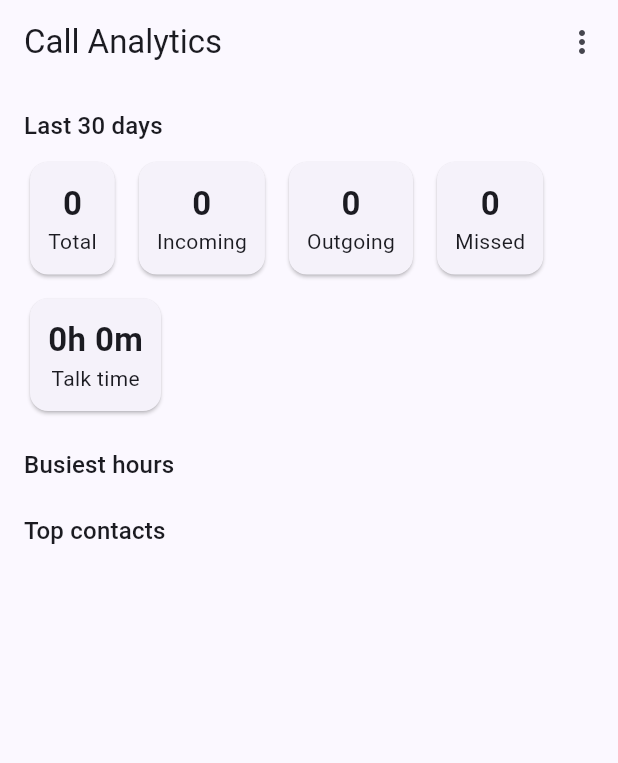
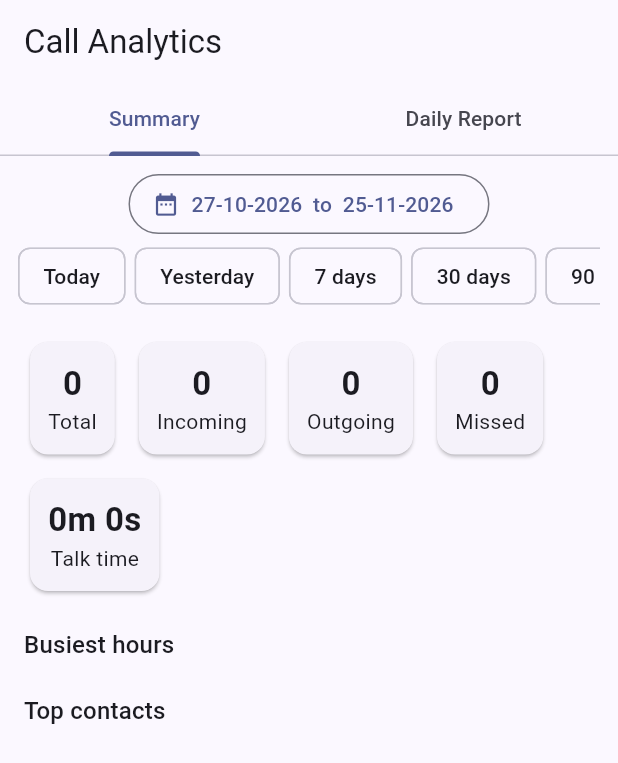
Before and after one commit to suniljena7july-collab/call-analytics, a Flutter app: the screen it shows after launch, on a phone screen of 412 x 824 dp. Shown: the top 763 px of the screen. Run offline on Flutter 3.47's test engine with Material 3 defaults, Android fonts, the phone set to English and light mode, and no system bars; our stand-ins replace permission_handler; missing offline and left inert: call_log.

Commit message:
Update main.dart

```diff
--- a/lib/main.dart
+++ b/lib/main.dart
@@ -23,11 +23,16 @@ class Home extends StatefulWidget {
 class _HomeState extends State<Home> {
   List<CallLogEntry> calls = [];
   bool loading = true, denied = false;
-  int days = 30;
+  late DateTimeRange range;
 
   @override
   void initState() {
     super.initState();
+    final now = DateTime.now();
+    range = DateTimeRange(
+      start: DateTime(now.year, now.month, now.day).subtract(const Duration(days: 29)),
+      end: DateTime(now.year, now.month, now.day),
+    );
     load();
   }
 
@@ -38,15 +43,108 @@ class _HomeState extends State<Home> {
       setState(() { denied = true; loading = false; });
       return;
     }
-    final from = DateTime.now().subtract(Duration(days: days)).millisecondsSinceEpoch;
-    final entries = await CallLog.query(dateFrom: from);
+    final from = range.start.millisecondsSinceEpoch;
+    final to = DateTime(range.end.year, range.end.month, range.end.day, 23, 59, 59)
+        .millisecondsSinceEpoch;
+    final entries = await CallLog.query(dateFrom: from, dateTo: to);
     setState(() { calls = entries.toList(); denied = false; loading = false; });
   }
 
-  String fmt(int s) => '${s ~/ 3600}h ${(s % 3600) ~/ 60}m';
+  void setRange(int daysBack) {
+    final now = DateTime.now();
+    final today = DateTime(now.year, now.month, now.day);
+    range = DateTimeRange(start: today.subtract(Duration(days: daysBack)), end: today);
+    load();
+  }
+
+  void setYesterday() {
+    final now = DateTime.now();
+    final y = DateTime(now.year, now.month, now.day).subtract(const Duration(days: 1));
+    range = DateTimeRange(start: y, end: y);
+    load();
+  }
+
+  Future<void> pickRange() async {
+    final picked = await showDateRangePicker(
+      context: context,
+      firstDate: DateTime(2020),
+      lastDate: DateTime.now(),
+      initialDateRange: range,
+    );
+    if (picked != null) {
+      range = picked;
+      load();
+    }
+  }
+
+  String two(int n) => n.toString().padLeft(2, '0');
+  String dstr(DateTime d) => '${two(d.day)}-${two(d.month)}-${d.year}';
+  String fmt(int s) => s >= 3600
+      ? '${s ~/ 3600}h ${(s % 3600) ~/ 60}m'
+      : '${s ~/ 60}m ${s % 60}s';
+
+  String typeLabel(CallType? t) {
+    if (t == CallType.incoming) return 'Incoming';
+    if (t == CallType.outgoing) return 'Outgoing';
+    if (t == CallType.missed) return 'Missed';
+    if (t == CallType.rejected) return 'Rejected';
+    return 'Other';
+  }
+
+  Color typeColor(CallType? t) {
+    if (t == CallType.incoming) return Colors.green;
+    if (t == CallType.outgoing) return Colors.blue;
+    if (t == CallType.missed) return Colors.red;
+    return Colors.grey;
+  }
 
   @override
   Widget build(BuildContext context) {
+    return DefaultTabController(
+      length: 2,
+      child: Scaffold(
+        appBar: AppBar(
+          title: const Text('Call Analytics'),
+          bottom: const TabBar(tabs: [Tab(text: 'Summary'), Tab(text: 'Daily Report')]),
+        ),
+        body: Column(children: [
+          Padding(
+            padding: const EdgeInsets.fromLTRB(12, 8, 12, 0),
+            child: Column(children: [
+              OutlinedButton.icon(
+                onPressed: pickRange,
+                icon: const Icon(Icons.date_range),
+                label: Text('${dstr(range.start)}  to  ${dstr(range.end)}'),
+              ),
+              SingleChildScrollView(
+                scrollDirection: Axis.horizontal,
+                child: Row(children: [
+                  ActionChip(label: const Text('Today'), onPressed: () => setRange(0)),
+                  const SizedBox(width: 6),
+                  ActionChip(label: const Text('Yesterday'), onPressed: setYesterday),
+                  const SizedBox(width: 6),
+                  ActionChip(label: const Text('7 days'), onPressed: () => setRange(6)),
+                  const SizedBox(width: 6),
+                  ActionChip(label: const Text('30 days'), onPressed: () => setRange(29)),
+                  const SizedBox(width: 6),
+                  ActionChip(label: const Text('90 days'), onPressed: () => setRange(89)),
+                ]),
+              ),
+            ]),
+          ),
+          Expanded(
+            child: loading
+                ? const Center(child: CircularProgressIndicator())
+                : denied
+                    ? Center(child: FilledButton(onPressed: openAppSettings, child: const Text('Allow call log permission')))
+                    : TabBarView(children: [summary(), daily()]),
+          ),
+        ]),
+      ),
+    );
+  }
+
+  Widget summary() {
     final incoming = calls.where((c) => c.callType == CallType.incoming).length;
     final outgoing = calls.where((c) => c.callType == CallType.outgoing).length;
     final missed = calls.where((c) => c.callType == CallType.missed).length;
@@ -62,20 +160,7 @@ class _HomeState extends State<Home> {
     final top = contacts.entries.toList()..sort((a, b) => b.value.compareTo(a.value));
     final maxH = hours.reduce((a, b) => a > b ? a : b);
 
-    return Scaffold(
-      appBar: AppBar(title: const Text('Call Analytics'), actions: [
-        PopupMenuButton<int>(
-          onSelected: (v) { days = v; load(); },
-          itemBuilder: (_) => [7, 30, 90].map((d) => PopupMenuItem(value: d, child: Text('Last $d days'))).toList(),
-        ),
-      ]),
-      body: loading
-          ? const Center(child: CircularProgressIndicator())
-          : denied
-              ? Center(child: FilledButton(onPressed: openAppSettings, child: const Text('Allow call log permission')))
-              : ListView(padding: const EdgeInsets.all(16), children: [
-                  Text('Last $days days', style: Theme.of(context).textTheme.titleMedium),
-                  const SizedBox(height: 8),
+    return ListView(padding: const EdgeInsets.all(16), children: [
       Wrap(spacing: 8, runSpacing: 8, children: [
         stat('Total', '${calls.length}'),
         stat('Incoming', '$incoming'),
@@ -88,21 +173,65 @@ class _HomeState extends State<Home> {
       for (var h = 0; h < 24; h++)
         if (hours[h] > 0)
           Row(children: [
-                        SizedBox(width: 44, child: Text('${h.toString().padLeft(2, '0')}:00')),
+            SizedBox(width: 44, child: Text('${two(h)}:00')),
             Expanded(child: LinearProgressIndicator(value: hours[h] / maxH, minHeight: 10)),
             SizedBox(width: 36, child: Text(' ${hours[h]}')),
           ]),
       const SizedBox(height: 20),
       Text('Top contacts', style: Theme.of(context).textTheme.titleMedium),
-                  for (final e in top.take(10)) ListTile(dense: true, title: Text(e.key), trailing: Text('${e.value}')),
-                ]),
+      for (final e in top.take(10))
+        ListTile(dense: true, title: Text(e.key), trailing: Text('${e.value}')),
+    ]);
+  }
+
+  Widget daily() {
+    if (calls.isEmpty) return const Center(child: Text('No calls in this date range'));
+    final byDay = <DateTime, List<CallLogEntry>>{};
+    for (final c in calls) {
+      final t = DateTime.fromMillisecondsSinceEpoch(c.timestamp ?? 0);
+      final k = DateTime(t.year, t.month, t.day);
+      byDay.putIfAbsent(k, () => []).add(c);
+    }
+    final days = byDay.keys.toList()..sort((a, b) => b.compareTo(a));
+
+    return ListView(padding: const EdgeInsets.all(12), children: [
+      for (final d in days) dayCard(d, byDay[d]!),
+    ]);
+  }
+
+  Widget dayCard(DateTime d, List<CallLogEntry> list) {
+    final inc = list.where((c) => c.callType == CallType.incoming).length;
+    final out = list.where((c) => c.callType == CallType.outgoing).length;
+    final mis = list.where((c) => c.callType == CallType.missed).length;
+    final talk = list.fold<int>(0, (a, c) => a + (c.duration ?? 0));
+    list.sort((a, b) => (b.timestamp ?? 0).compareTo(a.timestamp ?? 0));
+
+    return Card(
+      child: ExpansionTile(
+        title: Text('${dstr(d)}   •   ${list.length} calls'),
+        subtitle: Text('In $inc  |  Out $out  |  Missed $mis  |  Talk ${fmt(talk)}'),
+        children: [
+          for (final c in list)
+            ListTile(
+              dense: true,
+              leading: Icon(Icons.phone, color: typeColor(c.callType), size: 20),
+              title: Text((c.name?.isNotEmpty ?? false) ? c.name! : (c.number ?? 'Unknown')),
+              subtitle: Text(
+                  '${typeLabel(c.callType)}  •  ${two(DateTime.fromMillisecondsSinceEpoch(c.timestamp ?? 0).hour)}:${two(DateTime.fromMillisecondsSinceEpoch(c.timestamp ?? 0).minute)}'),
+              trailing: Text(fmt(c.duration ?? 0)),
+            ),
+        ],
+      ),
     );
   }
 
   Widget stat(String l, String v) => Card(
         child: Padding(
           padding: const EdgeInsets.all(12),
-          child: Column(children: [Text(v, style: const TextStyle(fontSize: 22, fontWeight: FontWeight.bold)), Text(l)]),
+          child: Column(children: [
+            Text(v, style: const TextStyle(fontSize: 22, fontWeight: FontWeight.bold)),
+            Text(l),
+          ]),
         ),
       );
 }
```
Lines whose indentation alone changed are shown as unchanged.
